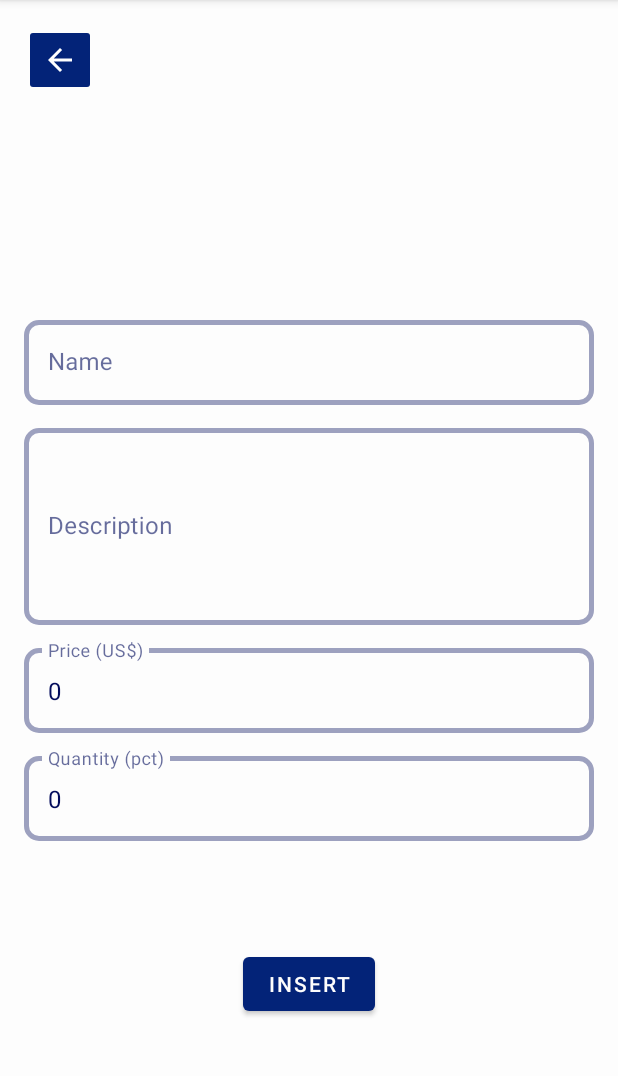
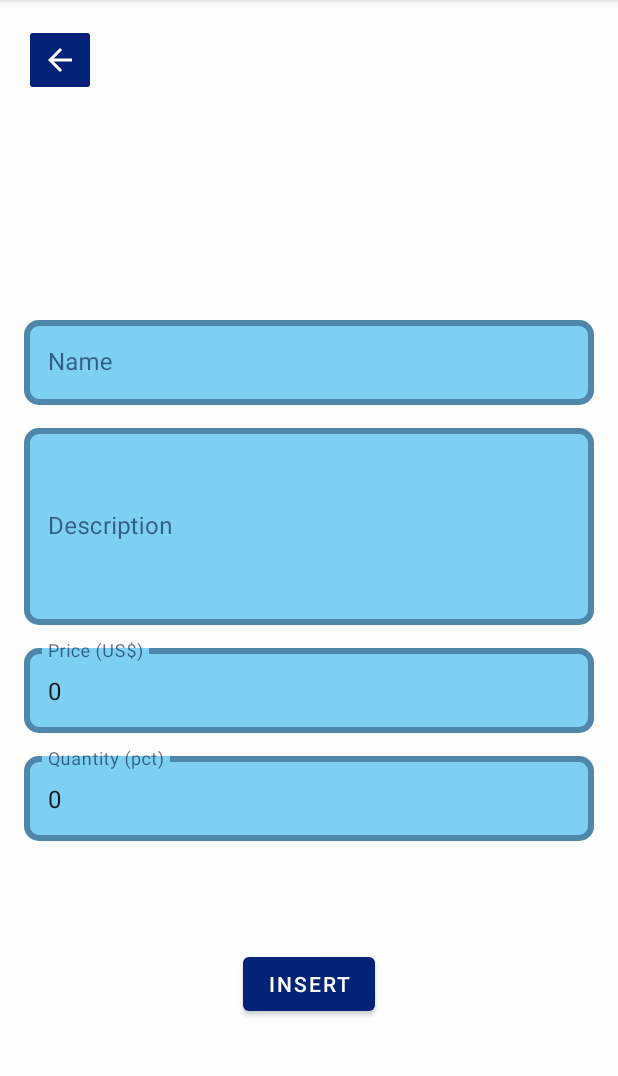
Before and after one commit to albertrml/alura-cursos, an Android app: the InsertFragment screen opened through its navigation route, on a phone screen of 412 x 824 dp, the part 84-1160 px from its top. Run offline under Robolectric (Android 15) with nearby library versions, the phone set to English and light mode, and no system bars; our stand-ins replace Dagger/Hilt's generated code, data binding.

Commit message:
Ajuste nos themas e limpeza de códigos

```diff
--- a/android/Orgs/app/src/main/java/br/com/alura/orgs/view/home/HomeFragment.kt
+++ b/android/Orgs/app/src/main/java/br/com/alura/orgs/view/home/HomeFragment.kt
@@ -34,13 +34,13 @@ class HomeFragment : Fragment() {
         savedInstanceState: Bundle?
     ): View {
 
-        setListeners()
-        setScreen()
+        setupListeners()
+        setupScreen()
 
         return binding.root
     }
 
-    private fun setListeners() {
+    private fun setupListeners() {
         onEditListener = { item ->
             val action = HomeFragmentDirections
                 .actionHomeFragmentToUpdateFragment(item.id)
@@ -63,7 +63,7 @@ class HomeFragment : Fragment() {
 
     }
 
-    private fun setScreen(){
+    private fun setupScreen(){
         orgViewModel.onEvent(UiEvent.OnFetchAllItems)
         orgViewModel.viewModelScope.launch {
             orgViewModel.uiState.collect { state ->
--- a/android/Orgs/app/src/main/java/br/com/alura/orgs/view/item/InsertFragment.kt
+++ b/android/Orgs/app/src/main/java/br/com/alura/orgs/view/insert/InsertFragment.kt
@@ -1,4 +1,4 @@
-package br.com.alura.orgs.view.item
+package br.com.alura.orgs.view.insert
 
 import android.os.Bundle
 import androidx.fragment.app.Fragment
--- a/android/Orgs/app/src/main/java/br/com/alura/orgs/view/update/UpdateFragment.kt
+++ b/android/Orgs/app/src/main/java/br/com/alura/orgs/view/update/UpdateFragment.kt
@@ -111,7 +111,7 @@ class UpdateFragment : Fragment() {
                     successViewGroup = binding.successLayout,
                     loadingViewGroup = binding.loadingLayout,
                     failureViewGroup = binding.updateLayout,
-                    actionOnSuccess = { data ->
+                    actionOnSuccess = { _ ->
                         binding.successTextview.text = getString(R.string.success_update)
                     },
                     actionOnFailure = { exception ->
--- a/android/Orgs/app/src/main/res/layout/fragment_insert.xml
+++ b/android/Orgs/app/src/main/res/layout/fragment_insert.xml
@@ -47,7 +47,9 @@
                 <com.google.android.material.textfield.TextInputEditText
                     android:id="@+id/name_edittext"
                     android:layout_width="match_parent"
-                    android:layout_height="wrap_content" />
+                    android:layout_height="wrap_content"
+                    tools:text="Teste"
+                    />
 
             </com.google.android.material.textfield.TextInputLayout>
 
@@ -71,7 +73,6 @@
                     android:layout_width="match_parent"
                     android:lines="5"
                     android:scrollbars="vertical"
-                    android:textColor="@color/colorOnSurface"
                     />
 
             </com.google.android.material.textfield.TextInputLayout>
@@ -94,7 +95,6 @@
                     android:layout_height="wrap_content"
                     android:layout_width="match_parent"
                     android:inputType="numberDecimal"
-                    android:textColor="@color/colorOnSurface"
                     />
 
             </com.google.android.material.textfield.TextInputLayout>
@@ -113,11 +113,9 @@
 
                 <com.google.android.material.textfield.TextInputEditText
                     android:id="@+id/quantity_edittext"
+                    android:layout_width="match_parent"
                     android:layout_height="wrap_content"
-                    android:layout_width="match_parent"
-                    android:inputType="number"
-                    android:textColor="@color/colorOnSurface"
-                    />
+                    android:inputType="number" />
 
             </com.google.android.material.textfield.TextInputLayout>
 
--- a/android/Orgs/app/src/main/res/layout/fragment_update.xml
+++ b/android/Orgs/app/src/main/res/layout/fragment_update.xml
@@ -14,7 +14,7 @@
             android:layout_width="match_parent"
             android:layout_height="match_parent"
             android:layout_margin="16dp"
-            tools:visibility="gone"
+            tools:visibility="visible"
             >
 
             <ImageButton
@@ -46,7 +46,6 @@
                     android:id="@+id/name_edittext"
                     android:layout_width="match_parent"
                     android:layout_height="wrap_content"
-                    android:textColor="@color/colorOnSurface"
                     />
 
             </com.google.android.material.textfield.TextInputLayout>
@@ -71,7 +70,6 @@
                     android:layout_width="match_parent"
                     android:lines="5"
                     android:scrollbars="vertical"
-                    android:textColor="@color/colorOnSurface"
                     />
 
             </com.google.android.material.textfield.TextInputLayout>
@@ -94,7 +92,6 @@
                     android:layout_height="wrap_content"
                     android:layout_width="match_parent"
                     android:inputType="numberDecimal"
-                    android:textColor="@color/colorOnSurface"
                     />
 
             </com.google.android.material.textfield.TextInputLayout>
@@ -116,7 +113,6 @@
                     android:layout_height="wrap_content"
                     android:layout_width="match_parent"
                     android:inputType="number"
-                    android:textColor="@color/colorOnSurface"
                     />
 
             </com.google.android.material.textfield.TextInputLayout>
--- a/android/Orgs/app/src/main/res/navigation/nav_graph.xml
+++ b/android/Orgs/app/src/main/res/navigation/nav_graph.xml
@@ -20,7 +20,7 @@
     </fragment>
     <fragment
         android:id="@+id/insertFragment"
-        android:name="br.com.alura.orgs.view.item.InsertFragment"
+        android:name="br.com.alura.orgs.view.insert.InsertFragment"
         android:label="fragment_item"
         tools:layout="@layout/fragment_insert" >
         <action
--- a/android/Orgs/app/src/main/res/values-night/themes.xml
+++ b/android/Orgs/app/src/main/res/values-night/themes.xml
@@ -22,10 +22,11 @@
         <item name="colorErrorContainer">@color/colorErrorContainerDark</item>
         <item name="colorOnErrorContainer">@color/colorOnErrorContainerDark</item>
 
-        <item name="colorSurface">@color/colorSecondaryDark</item>
+        <item name="colorSurface">@color/colorSurfaceDark</item>
         <item name="colorOnSurface">@color/colorOnSurfaceDark</item>
-        <item name="colorSurfaceContainer">@color/colorSecondaryDark</item>
-        <item name="colorSurfaceContainerHighest">@color/colorSurfaceContainerHighestDark</item>
+        <item name="colorSurfaceVariant">@color/colorSurfaceVariantDark</item>
+        <item name="colorOnSurfaceVariant">@color/colorOnSurfaceVariantDark</item>
+        <item name="colorOnSurfaceInverse">#000000</item>
 
         <item name="android:colorBackground">@color/colorBackgroundDark</item>
         <item name="android:textColor">@color/colorOnBackgroundDark</item>
--- a/android/Orgs/app/src/main/res/values/colors.xml
+++ b/android/Orgs/app/src/main/res/values/colors.xml
@@ -2,21 +2,21 @@
 <resources>
     <color name="colorPrimary">#032378</color>
     <color name="colorOnPrimary">#FDFDFD</color>
-    <color name="colorPrimaryContainer">#608EFB</color>
+    <color name="colorPrimaryContainer">#9AC8F4</color>
     <color name="colorOnPrimaryContainer">#032378</color>
 
-    <color name="colorSecondary">#324254</color>
-    <color name="colorOnSecondary">#A8C6F4</color>
-    <color name="colorSecondaryContainer">#7CCDFB</color>
-    <color name="colorOnSecondaryContainer">#010C26</color>
+    <color name="colorSecondary">#4D10B3</color>
+    <color name="colorOnSecondary">#F5FB00</color>
+    <color name="colorSecondaryContainer">#BD9CF4</color>
+    <color name="colorOnSecondaryContainer">#614E03</color>
 
     <color name="colorTertiary">#386AF4</color>
     <color name="colorOnTertiary">#FF03DAC5</color>
     <color name="colorTertiaryContainer">#FF03DAC5</color>
     <color name="colorOnTertiaryContainer">#FF03DAC5</color>
 
-    <color name="colorSurface">#5BACF0</color>
-    <color name="colorOnSurface">#020B5B</color>
+    <color name="colorSurface">#7DD0F2</color>
+    <color name="colorOnSurface">#021238</color>
     <color name="colorSurfaceVariant">#F3F3F6</color>
     <color name="colorOnSurfaceVariant">#493F7A</color>
     <color name="colorSurfaceContainerHighest">#6CA2F8</color>
@@ -47,11 +47,11 @@
     <color name="colorTertiaryContainerDark">#10394B</color>
     <color name="colorOnTertiaryContainerDark">#FBFBFB</color>
 
-    <color name="colorSurfaceDark">#FFFFFF</color>
+    <color name="colorSurfaceDark">#28024D</color>
     <color name="colorOnSurfaceDark">#FFFFFF</color>
-    <color name="colorSurfaceVariantDark">#FFFFFF</color>
-    <color name="colorOnSurfaceVariantDark">#FFFFFF</color>
-    <color name="colorSurfaceContainerHighestDark">#FFFFFF</color>
+    <color name="colorSurfaceVariantDark">#DCBD39</color>
+    <color name="colorOnSurfaceVariantDark">#040404</color>
+    <color name="colorSurfaceContainerHighestDark">#B7F6F8</color>
 
 
     <color name="colorErrorDark">#F40000</color>
--- a/android/Orgs/app/src/main/res/values/styles.xml
+++ b/android/Orgs/app/src/main/res/values/styles.xml
@@ -1,11 +1,14 @@
 <?xml version="1.0" encoding="utf-8"?>
 <resources>
     <style name="OrgOutlinedTextInputLayout" parent="Widget.MaterialComponents.TextInputLayout.OutlinedBox">
-        <item name="boxStrokeWidth">3dp</item>
+        <item name="boxStrokeWidth">4dp</item>
         <item name="boxCornerRadiusTopStart">10dp</item>
         <item name="boxCornerRadiusTopEnd">10dp</item>
         <item name="boxCornerRadiusBottomStart">10dp</item>
         <item name="boxCornerRadiusBottomEnd">10dp</item>
+        <item name="boxBackgroundColor">?attr/colorSurface</item>
+        <item name="hintTextColor">?attr/colorOnSurface</item>
+        <item name="android:textColor">?attr/colorOnSurface</item>
         <item name="android:textStyle">bold</item>
     </style>
 
--- a/android/Orgs/app/src/main/res/values/themes.xml
+++ b/android/Orgs/app/src/main/res/values/themes.xml
@@ -24,8 +24,8 @@
 
         <item name="colorSurface">@color/colorSurface</item>
         <item name="colorOnSurface">@color/colorOnSurface</item>
-        <item name="colorSurfaceContainer">@color/colorSecondary</item>
-        <item name="colorSurfaceContainerHighest">@color/colorSurfaceContainerHighest</item>
+        <item name="colorSurfaceVariant">@color/colorSurfaceVariant</item>
+        <item name="colorOnSurfaceVariant">@color/colorOnSurfaceVariant</item>
 
         <item name="android:colorBackground">@color/colorBackground</item>
         <item name="android:textColor">@color/colorOnBackground</item>
```
Also changed, not shown: android/Orgs/app/src/main/res/drawable/background_cardview.xml (deleted, +0 -18 lines).
